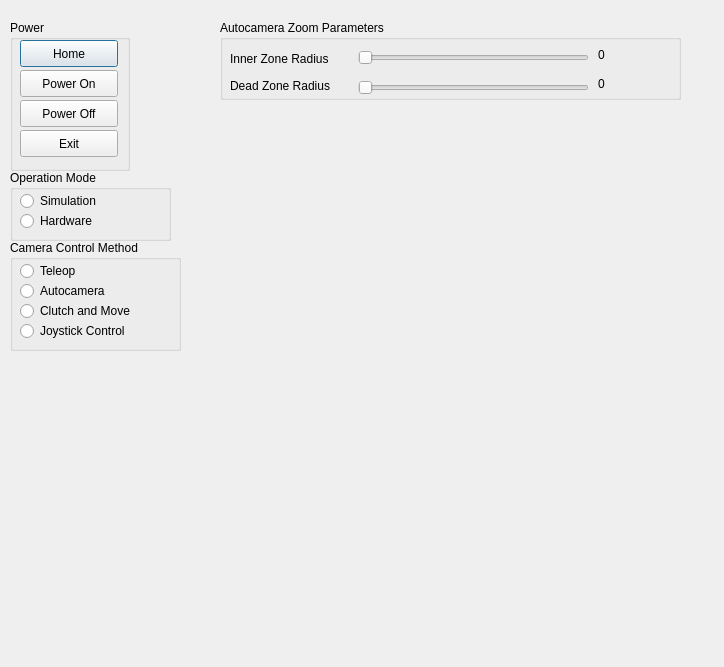
The window that scripts/camera_control_gui.ui (careslab/autocamera) describes before a commit, drawn with Qt 5.
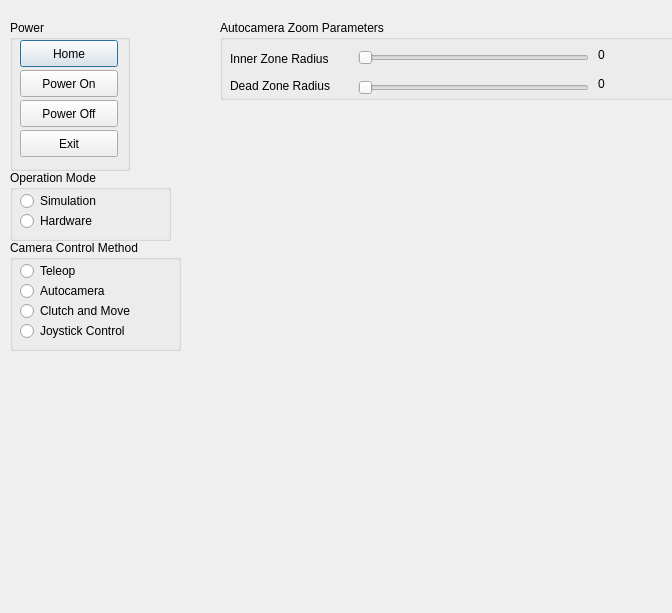
The same window after the commit.

Commit message: modified:   scripts/camera_control_gui.py 	modified:   scripts/camera_control_gui.pyc 	modified:   scripts/camera_control_gui.ui 	modified:   scripts/camera_control_node.py

```diff
--- a/scripts/camera_control_gui.ui
+++ b/scripts/camera_control_gui.ui
@@ -6,10 +6,25 @@
    <rect>
     <x>0</x>
     <y>0</y>
-    <width>724</width>
-    <height>667</height>
+    <width>672</width>
+    <height>613</height>
    </rect>
   </property>
+  <property name="minimumSize">
+   <size>
+    <width>672</width>
+    <height>613</height>
+   </size>
+  </property>
+  <property name="maximumSize">
+   <size>
+    <width>1000</width>
+    <height>1000</height>
+   </size>
+  </property>
+  <property name="mouseTracking">
+   <bool>true</bool>
+  </property>
   <property name="windowTitle">
    <string>Dialog</string>
   </property>
```
The commit also changes 3 other files.
